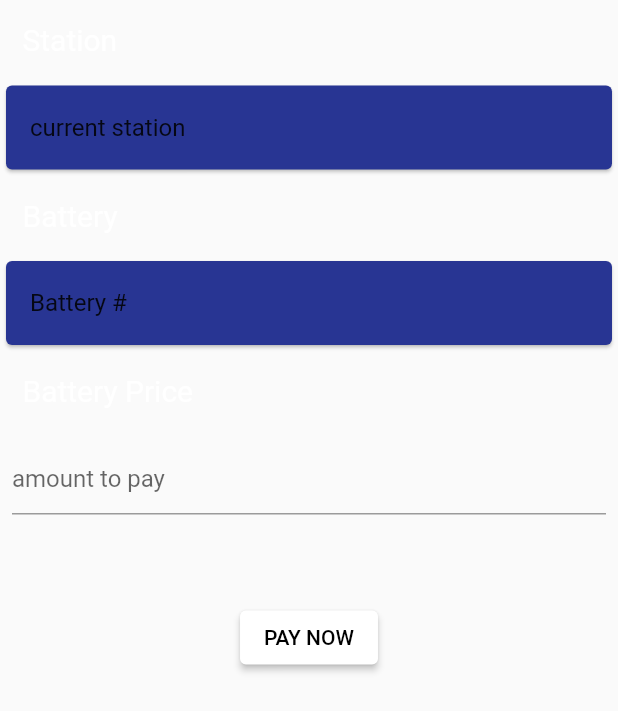
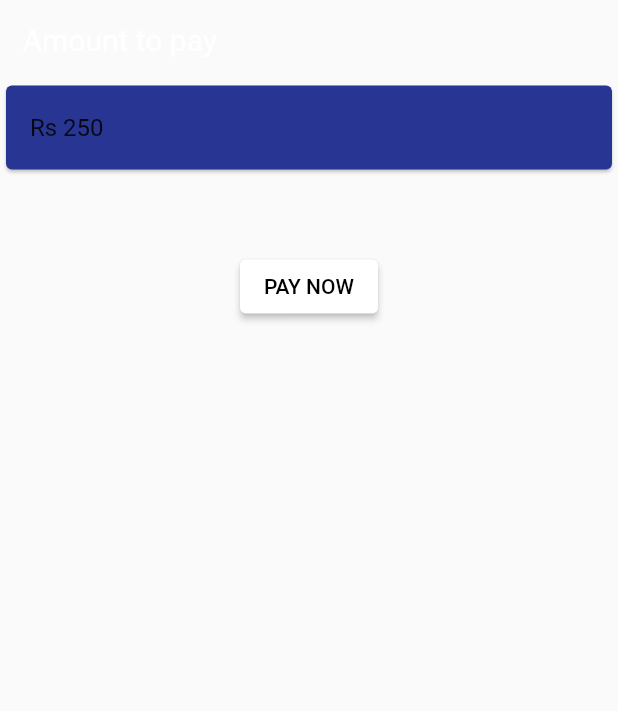
Before and after one commit to purpleflash69/test0, a Flutter app: the Payments widget shown alone on an empty page, opened directly, on a phone screen of 412 x 824 dp. Shown: the top 711 px of the screen. Run offline on Flutter 3.47's test engine with Material 2 defaults, Android fonts, the phone set to English and light mode, and no system bars; our stand-ins replace fluttertoast, google_fonts, google_maps_flutter, syncfusion_flutter_gauges; missing offline and left inert: razorpay_flutter; network calls fail.

```diff
--- a/lib/data.dart
+++ b/lib/data.dart
@@ -19,9 +19,15 @@ class BatteryDetails {
 
 class StationBrain {
   List<StationDetails> stationBank = [
-    StationDetails(sn: 'WeSwap Station #1', sa: 'Address of station #1'),
-    StationDetails(sn: 'WeSwap Station #2', sa: 'Address of station #2'),
-    StationDetails(sn: 'WeSwap Station #3', sa: 'Address of station #3'),
+    StationDetails(
+        sn: 'Indore Airport',
+        sa: 'Devi Ahillyabai Holkar Airport Area, Indore, Madhya Pradesh 453112'),
+    StationDetails(
+        sn: 'District Court Indore',
+        sa: 'New Siyaganj, Indore, Madhya Pradesh 452007'),
+    StationDetails(
+        sn: 'Central Museum Indore',
+        sa: 'Near GPO Square, Residency, Navlakha, Indore, Madhya Pradesh 452001'),
   ];
 }
 
--- a/lib/payments.dart
+++ b/lib/payments.dart
@@ -31,7 +31,7 @@ class Payments extends StatefulWidget {
 
 class _PaymentsState extends State<Payments> {
   late Razorpay razorpay;
-  TextEditingController textEditingController = new TextEditingController();
+  // TextEditingController textEditingController = new TextEditingController();
 
   @override
   void initState() {
@@ -52,7 +52,8 @@ class _PaymentsState extends State<Payments> {
   void openCheckout() {
     var options = {
       "key": "rzp_test_JtKuAyVPzTigO7",
-      "amount": num.parse(textEditingController.text) * 100,
+      "amount": 250 * 100,
+      // "amount": num.parse(textEditingController.text) * 100,
       "name": "WeSwap App",
       "description": "Payment for Battery",
       "prefill": {"contact": "1234567890", "email": "abc@gmail.com"},
@@ -106,12 +107,52 @@ class _PaymentsState extends State<Payments> {
     return Column(
       mainAxisAlignment: MainAxisAlignment.start,
       children: <Widget>[
+        // Padding(
+        //   padding: const EdgeInsets.all(15.0),
+        //   child: Row(
+        //     children: [
+        //       Text(
+        //         'Station',
+        //         style: TextStyle(
+        //           color: Colors.white,
+        //           fontSize: 20,
+        //         ),
+        //       ),
+        //     ],
+        //   ),
+        // ),
+        // Card(
+        //   color: Colors.indigo[800],
+        //   child: ListTile(
+        //     title: Text('current station'),
+        //   ),
+        // ),
+        // Padding(
+        //   padding: const EdgeInsets.all(15.0),
+        //   child: Row(
+        //     children: [
+        //       Text(
+        //         'Battery',
+        //         style: TextStyle(
+        //           color: Colors.white,
+        //           fontSize: 20,
+        //         ),
+        //       ),
+        //     ],
+        //   ),
+        // ),
+        // Card(
+        //   color: Colors.indigo[800],
+        //   child: ListTile(
+        //     title: Text('Battery #'),
+        //   ),
+        // ),
         Padding(
           padding: const EdgeInsets.all(15.0),
           child: Row(
             children: [
               Text(
-                'Station',
+                'Amount to pay',
                 style: TextStyle(
                   color: Colors.white,
                   fontSize: 20,
@@ -123,41 +164,7 @@ class _PaymentsState extends State<Payments> {
         Card(
           color: Colors.indigo[800],
           child: ListTile(
-            title: Text('current station'),
-          ),
-        ),
-        Padding(
-          padding: const EdgeInsets.all(15.0),
-          child: Row(
-            children: [
-              Text(
-                'Battery',
-                style: TextStyle(
-                  color: Colors.white,
-                  fontSize: 20,
-                ),
-              ),
-            ],
-          ),
-        ),
-        Card(
-          color: Colors.indigo[800],
-          child: ListTile(
-            title: Text('Battery #'),
-          ),
-        ),
-        Padding(
-          padding: const EdgeInsets.all(15.0),
-          child: Row(
-            children: [
-              Text(
-                'Battery Price',
-                style: TextStyle(
-                  color: Colors.white,
-                  fontSize: 20,
-                ),
-              ),
-            ],
+            title: Text('Rs 250'),
           ),
         ),
         // Card(
@@ -166,13 +173,13 @@ class _PaymentsState extends State<Payments> {
         //     title: Text('Rs 250'),
         //   ),
         // ),
-        Padding(
-          padding: const EdgeInsets.all(8.0),
-          child: TextField(
-            controller: textEditingController,
-            decoration: InputDecoration(hintText: "amount to pay"),
-          ),
-        ),
+        // Padding(
+        //   padding: const EdgeInsets.all(8.0),
+        //   child: TextField(
+        //     controller: textEditingController,
+        //     decoration: InputDecoration(hintText: "amount to pay"),
+        //   ),
+        // ),
         SizedBox(height: 50),
         ElevatedButton(
           onPressed: () {
```
Also changed, not shown: lib/maps.dart (+36 -4 lines).
